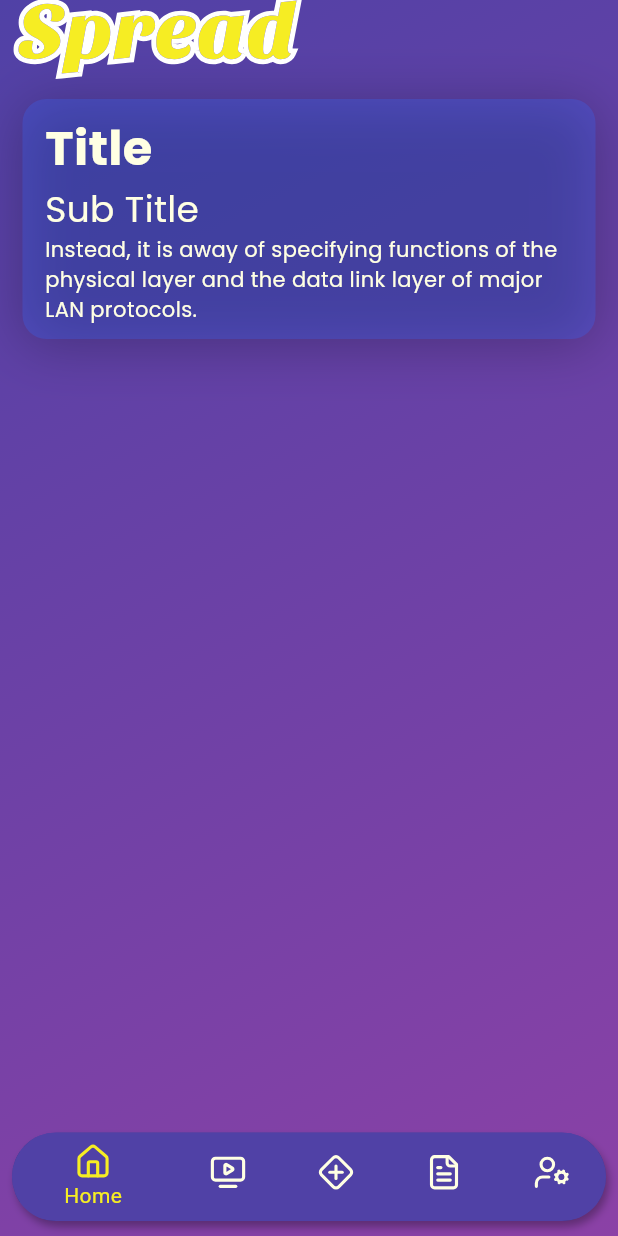
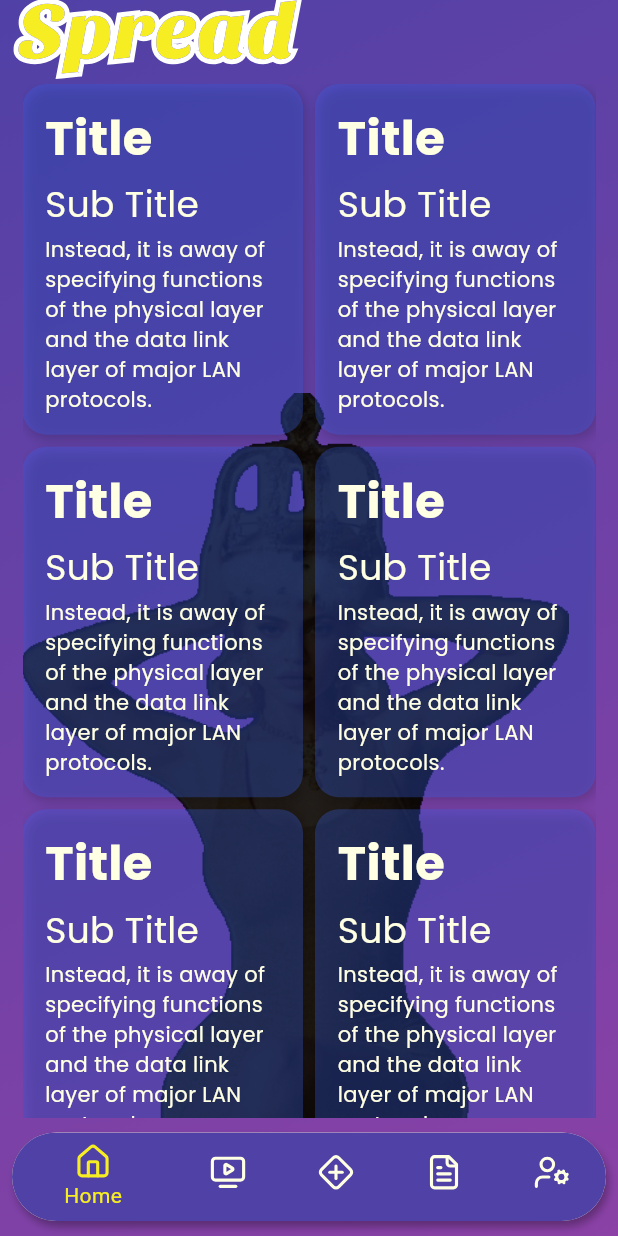
Before and after one commit to uchamod/Spread_app, a Flutter app: the screen it shows after launch, on a phone screen of 412 x 824 dp. Run offline on Flutter 3.47's test engine with Material 3 defaults, Android fonts, the phone set to English and light mode, and no system bars; our stand-ins replace flutter_svg, google_fonts; project files that could hold a hidden picture were left out.

Commit message:
add gridviwe for homepage with stack

```diff
--- a/lib/pages/main_pages/homepage.dart
+++ b/lib/pages/main_pages/homepage.dart
@@ -3,6 +3,7 @@ import 'package:flutter_svg/flutter_svg.dart';
 import 'package:spread/util/constants.dart';
 import 'package:spread/widgets/item_show_card.dart';
 
+//homepage
 class HomePage extends StatelessWidget {
   const HomePage({super.key});
 
@@ -11,6 +12,7 @@ class HomePage extends StatelessWidget {
     return SafeArea(
       child: Scaffold(
         backgroundColor: Colors.transparent,
+        //appbar with logo
         appBar: AppBar(
           automaticallyImplyLeading: false,
           leadingWidth: 210,
@@ -19,11 +21,32 @@ class HomePage extends StatelessWidget {
             "assets/adult/Spread.svg",
           ),
         ),
-        body: const Padding(
-          padding: EdgeInsets.symmetric(horizontal: horPad, vertical: verPad),
-          child: Column(
+        body: Padding(
+          padding: const EdgeInsets.symmetric(horizontal: horPad),
+          child: Stack(
             children: [
-              ItemShowCard(),
+              Positioned(
+                top: MediaQuery.of(context).size.height * 0.25,
+                child: Image.asset(
+                  "assets/adult/crown.png",
+                  scale: 1.15,
+                ),
+              ),
+              SingleChildScrollView(
+                child: GridView.builder(
+                  itemCount: 10,
+                  shrinkWrap: true,
+                  physics: NeverScrollableScrollPhysics(),
+                  gridDelegate: const SliverGridDelegateWithFixedCrossAxisCount(
+                      crossAxisSpacing: 8,
+                      crossAxisCount: 2,
+                      mainAxisSpacing: 8,
+                      childAspectRatio: 16 / 20),
+                  itemBuilder: (context, index) {
+                    return ItemShowCard();
+                  },
+                ),
+              )
             ],
           ),
         ),
--- a/lib/pages/main_screen.dart
+++ b/lib/pages/main_screen.dart
@@ -49,7 +49,7 @@ class _MainScreenState extends State<MainScreen> {
           margin: const EdgeInsets.symmetric(horizontal: 8, vertical: verPad),
           decoration: BoxDecoration(
               borderRadius: BorderRadius.circular(32),
-              color: backgroundBlue,
+              color: secondorywhite,
               boxShadow: [
                 BoxShadow(
                     color: Colors.black.withOpacity(0.3),
@@ -60,7 +60,7 @@ class _MainScreenState extends State<MainScreen> {
             borderRadius: BorderRadius.circular(32),
             child: BottomNavigationBar(
                 type: BottomNavigationBarType.shifting,
-                backgroundColor: backgroundBlue,
+                backgroundColor: secondorywhite,
                 currentIndex: _selectedIndex,
                 elevation: 2,
                 selectedItemColor: primaryYellow,
--- a/lib/widgets/item_show_card.dart
+++ b/lib/widgets/item_show_card.dart
@@ -10,14 +10,18 @@ class ItemShowCard extends StatelessWidget {
     return Container(
       padding: const EdgeInsets.symmetric(horizontal: horPad, vertical: verPad),
       decoration: BoxDecoration(
-          borderRadius: BorderRadius.circular(16),
-          color: cardColor,
-          boxShadow: [
-            BoxShadow(
-                offset: const Offset(0, 4),
-                blurRadius: 31,
-                color: const Color(000000).withOpacity(0.25))
-          ]),
+        borderRadius: BorderRadius.circular(16),
+        color: cardColor,
+        boxShadow: [
+          BoxShadow(
+            offset: const Offset(2, 3),
+            blurRadius: 6,
+            color: const Color(000000).withOpacity(
+              0.18,
+            ),
+          )
+        ],
+      ),
       child: Column(
         mainAxisAlignment: MainAxisAlignment.spaceEvenly,
         crossAxisAlignment: CrossAxisAlignment.start,
```
Also changed, not shown: assets/adult/back3.png (added), assets/adult/crown.png (added).
